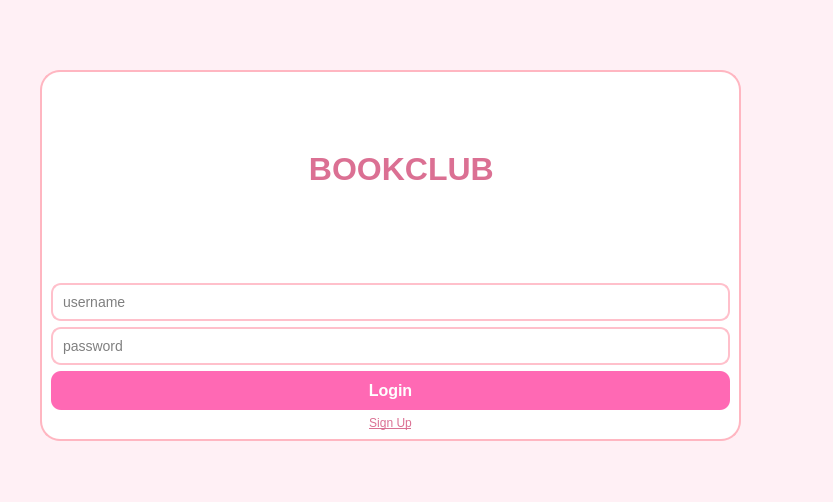
Above: bookClub/src/ui/loginpage.ui from sarinab-eng/bookCLUB before the change. Below: the same form after it.
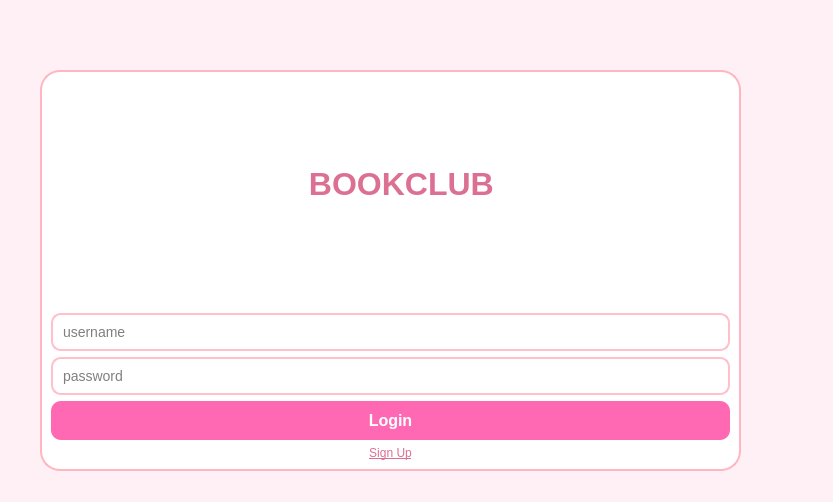
That is the form after the change.

Diff of the .ui file:
```diff
--- a/bookClub/src/ui/loginpage.ui
+++ b/bookClub/src/ui/loginpage.ui
@@ -77,7 +77,7 @@
      <x>40</x>
      <y>70</y>
      <width>701</width>
-     <height>371</height>
+     <height>401</height>
     </rect>
    </property>
    <property name="styleSheet">
```
